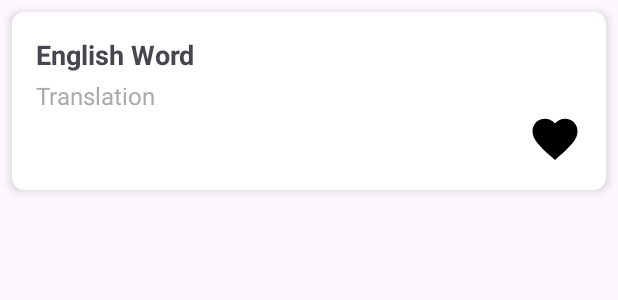
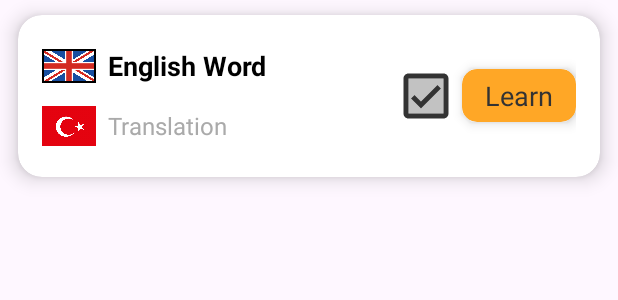
Before and after one commit to erendogan6/Translateify, an Android app: the layout item_word.xml on its own in the app's theme, with its tools: preview values and no code run, on a phone screen of 412 x 824 dp. Shown: the top 300 px of the screen. Run offline under Robolectric (Android 15) with nearby library versions, the phone set to English and light mode, and no system bars.

Commit message:
feat(ui): improve Word Item screen

```diff
--- a/app/src/main/java/com/erendogan6/translateify/presentation/adapter/WordAdapter.kt
+++ b/app/src/main/java/com/erendogan6/translateify/presentation/adapter/WordAdapter.kt
@@ -1,7 +1,9 @@
 package com.erendogan6.translateify.presentation.adapter
 
+import android.content.res.ColorStateList
 import android.view.LayoutInflater
 import android.view.ViewGroup
+import androidx.core.content.ContextCompat
 import androidx.recyclerview.widget.DiffUtil
 import androidx.recyclerview.widget.ListAdapter
 import androidx.recyclerview.widget.RecyclerView
@@ -36,14 +38,21 @@ class WordAdapter(
         fun bind(word: Word) {
             binding.tvWord.text = word.english
             binding.tvTranslation.text = word.translation
-            binding.ivLearned.setImageResource(
-                if (word.isLearned) R.drawable.ic_favorites else R.drawable.ic_notfavorites,
+
+            // Öğrenme durumuna göre ikonun renklerini ayarlayın
+            if (word.isLearned) {
+                binding.ivCheckMark.setImageTintList(
+                    ColorStateList.valueOf(ContextCompat.getColor(binding.root.context, R.color.colorGreen)),
                 )
+            } else {
+                binding.ivCheckMark.setImageTintList(
+                    ColorStateList.valueOf(ContextCompat.getColor(binding.root.context, R.color.colorError)),
+                )
+            }
 
-            binding.root.setOnClickListener { onItemClick(word) }
-            binding.ivLearned.setOnClickListener {
+            binding.buttonLearn.setOnClickListener { onItemClick(word) }
+            binding.ivCheckMark.setOnClickListener {
                 onLearnedClick(word)
-            }
             }
         }
     }
@@ -59,3 +68,4 @@ class WordDiffCallback : DiffUtil.ItemCallback<Word>() {
             newItem: Word,
         ): Boolean = oldItem == newItem
     }
+}
--- a/app/src/main/res/layout/item_word.xml
+++ b/app/src/main/res/layout/item_word.xml
@@ -3,17 +3,44 @@
     xmlns:app="http://schemas.android.com/apk/res-auto"
     android:layout_width="match_parent"
     android:layout_height="wrap_content"
-    android:layout_margin="8dp"
-    app:cardElevation="4dp"
-    app:cardCornerRadius="8dp">
+    android:layout_marginVertical="10dp"
+    android:layout_marginHorizontal="12dp"
+    app:cardElevation="8dp"
+    app:cardCornerRadius="16dp"
+    android:foreground="?android:attr/selectableItemBackground"
+    app:cardBackgroundColor="@android:color/white">
 
     <LinearLayout
         android:layout_width="match_parent"
         android:layout_height="wrap_content"
-        android:orientation="vertical"
-        android:padding="16dp">
+        android:orientation="horizontal"
+        android:padding="16dp"
+        android:gravity="center_vertical">
 
-        <!-- Kelime Gösterimi -->
+        <!-- Container for Word and Translation with Flags -->
+        <LinearLayout
+            android:layout_width="0dp"
+            android:layout_height="wrap_content"
+            android:layout_weight="1"
+            android:orientation="vertical">
+
+            <!-- English Word with Flag -->
+            <LinearLayout
+                android:layout_width="wrap_content"
+                android:layout_height="wrap_content"
+                android:orientation="horizontal"
+                android:gravity="center_vertical"
+                android:paddingBottom="4dp">
+
+                <!-- English Flag Icon -->
+                <ImageView
+                    android:layout_width="36dp"
+                    android:layout_height="36dp"
+                    android:src="@drawable/england"
+                    android:contentDescription="English Flag"
+                    android:layout_marginEnd="8dp" />
+
+                <!-- English Word Display -->
                 <TextView
                     android:id="@+id/tvWord"
                     android:layout_width="wrap_content"
@@ -21,9 +48,26 @@
                     android:text="English Word"
                     android:textSize="18sp"
                     android:textStyle="bold"
-            android:paddingBottom="4dp" />
+                    android:textColor="@android:color/black" />
 
-        <!-- Çeviri Gösterimi -->
+            </LinearLayout>
+
+            <!-- Turkish Translation with Flag -->
+            <LinearLayout
+                android:layout_width="wrap_content"
+                android:layout_height="wrap_content"
+                android:orientation="horizontal"
+                android:gravity="center_vertical">
+
+                <!-- Turkish Flag Icon -->
+                <ImageView
+                    android:layout_width="36dp"
+                    android:layout_height="36dp"
+                    android:src="@drawable/turkey"
+                    android:contentDescription="Turkish Flag"
+                    android:layout_marginEnd="8dp" />
+
+                <!-- Turkish Translation Display -->
                 <TextView
                     android:id="@+id/tvTranslation"
                     android:layout_width="wrap_content"
@@ -32,13 +76,49 @@
                     android:textSize="16sp"
                     android:textColor="@android:color/darker_gray" />
 
+            </LinearLayout>
+
+        </LinearLayout>
+
+        <!-- Checkmark Icon to Mark as Learned -->
         <ImageView
-            android:id="@+id/ivLearned"
+        android:id="@+id/ivCheckMark"
+        android:layout_width="48dp"
+        android:layout_height="48dp"
+        android:contentDescription="Mark as Learned"
+        android:src="@drawable/ic_checkbox"
+        android:padding="4dp"
+        android:background="?attr/selectableItemBackgroundBorderless"
+        android:layout_gravity="center"
+        app:tint="@color/colorOnBackground" />
+
+        <!-- Learn Button -->
+        <androidx.cardview.widget.CardView
+            android:layout_width="wrap_content"
+            android:layout_height="35dp"
+            android:gravity="center"
+            android:layout_gravity="center"
+            android:background="@color/colorSecondaryVariant"
+            android:backgroundTint="@color/colorSecondaryVariant"
+            android:stateListAnimator="@android:anim/accelerate_interpolator"
+            app:cardElevation="5dp"
+            app:cardCornerRadius="10dp"
+            android:clickable="true">
+
+            <TextView
+                android:id="@+id/buttonLearn"
                 android:layout_width="wrap_content"
                 android:layout_height="wrap_content"
-            android:contentDescription="Beğen"
-            android:src="@drawable/ic_favorites"
-            android:layout_gravity="end"/>
+                android:text="Learn"
+                android:textColor="@color/colorOnBackground"
+                android:gravity="center"
+                android:textSize="18sp"
+                android:paddingVertical="5dp"
+                android:paddingHorizontal="15dp"
+                android:layout_gravity="center"/>
+
+
+        </androidx.cardview.widget.CardView>
 
     </LinearLayout>
 
```
Lines whose indentation alone changed are shown as unchanged.
